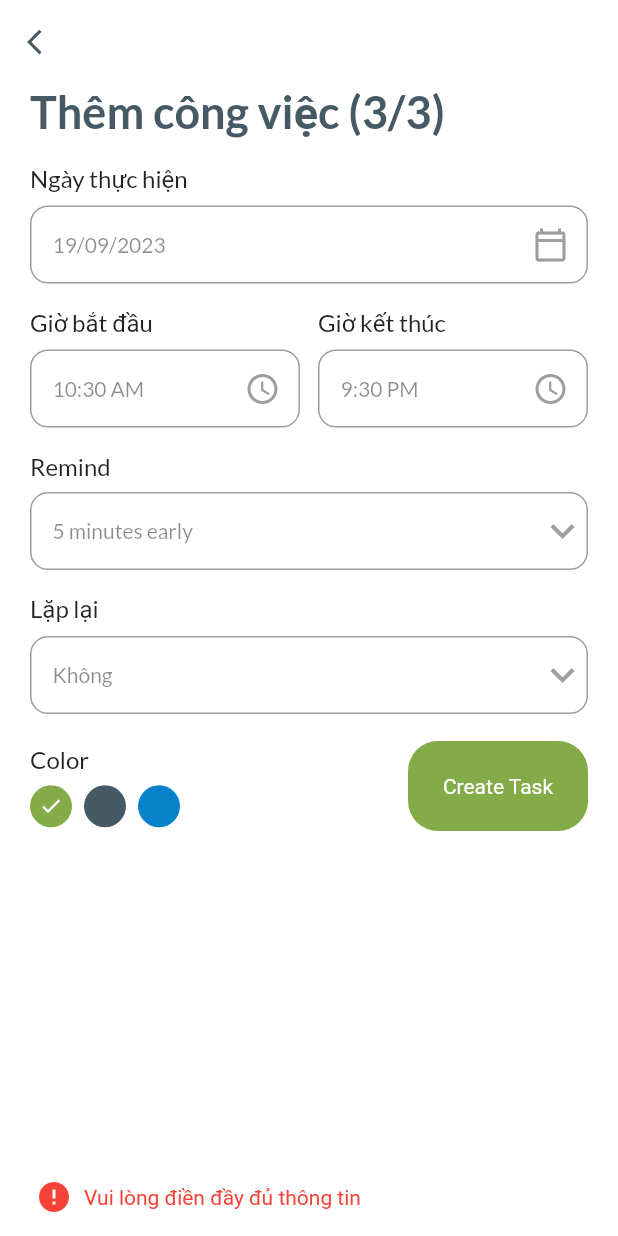
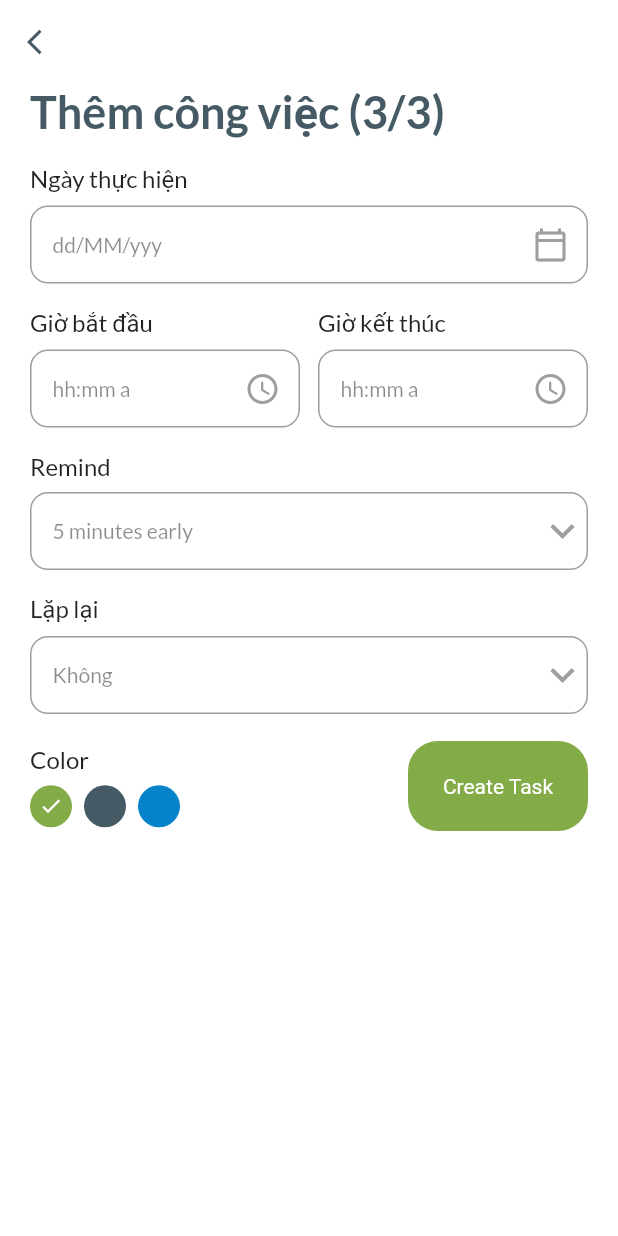
Before and after one commit to Capston-FPT-Somo-Farm-Task-Management/Mobile_Application, a Flutter app: the ThirdAddTaskPage screen opened directly, after a tap on "Create Task", on a phone screen of 412 x 824 dp. Run offline on Flutter 3.47's test engine with Material 2 defaults, Android fonts, the light colour scheme and no system bars; our stand-ins replace date_picker_timeline, firebase_auth, firebase_core, flutter_chips_input, flutter_staggered_animations, font_awesome_flutter and 2 more; accounts and stored records are empty.

Commit message:
repeate details, use widget show snackbar

```diff
--- a/manager_somo_farm_task_management/lib/screens/manager/add_task/third_add_task_page.dart
+++ b/manager_somo_farm_task_management/lib/screens/manager/add_task/third_add_task_page.dart
@@ -1,6 +1,7 @@
 import 'package:flutter/material.dart';
 import 'package:intl/intl.dart';
 import 'package:manager_somo_farm_task_management/componets/constants.dart';
+import 'package:manager_somo_farm_task_management/componets/snackBar.dart';
 import 'package:manager_somo_farm_task_management/screens/manager/add_task/componets/input_field.dart';
 
 class ThirdAddTaskPage extends StatefulWidget {
@@ -11,16 +12,17 @@ class ThirdAddTaskPage extends StatefulWidget {
 }
 
 class _ThirdAddTaskPage extends State<ThirdAddTaskPage> {
-  final TextEditingController _titleController = TextEditingController();
-  final TextEditingController _noteController = TextEditingController();
-  DateTime _selectedDate = DateTime.now();
-  String _endTime = "9:30 PM";
-  String _startTime = DateFormat("hh:mm a").format(DateTime.now()).toString();
+  DateTime? _selectedDate;
+  DateTime? _selectedDateRepeatUntil;
+  String _endTime = "hh:mm a";
+  String _startTime = "hh:mm a";
   int _selectedRemind = 5;
   List<int> remindList = [5, 10, 15, 20];
   String _selectedRepeat = "Không";
   List<String> repeatList = ["Không", "Hàng ngày", "Hàng tuần", "Hàng tháng"];
-
+  String showInputFieldRepeat = "Không";
+  List<int> repeatNumbers = [];
+  int _selectedRepeatNumber = 1;
   int _selectedColor = 0;
   @override
   Widget build(BuildContext context) {
@@ -56,14 +58,16 @@ class _ThirdAddTaskPage extends State<ThirdAddTaskPage> {
               ),
               MyInputField(
                 title: "Ngày thực hiện",
-                hint: DateFormat('dd/MM/yyyy').format(_selectedDate),
+                hint: _selectedDate == null
+                    ? "dd/MM/yyy"
+                    : DateFormat('dd/MM/yyyy').format(_selectedDate!),
                 widget: IconButton(
                   icon: const Icon(
                     Icons.calendar_today_outlined,
                     color: Colors.grey,
                   ),
                   onPressed: () {
-                    _getDateFromUser();
+                    _getDateFromUser(false);
                   },
                 ),
               ),
@@ -142,6 +146,12 @@ class _ThirdAddTaskPage extends State<ThirdAddTaskPage> {
                   onChanged: (String? newValue) {
                     setState(() {
                       _selectedRepeat = newValue!;
+                      showInputFieldRepeat = newValue;
+                      if (showInputFieldRepeat != "Không") {
+                        for (int i = 1; i <= 30; i++) {
+                          repeatNumbers.add(i);
+                        }
+                      }
                     });
                   },
                   items:
@@ -158,6 +168,59 @@ class _ThirdAddTaskPage extends State<ThirdAddTaskPage> {
                   }).toList(),
                 ),
               ),
+              if (showInputFieldRepeat != "Không")
+                MyInputField(
+                  title: "Lặp mỗi",
+                  hint: "$_selectedRepeatNumber",
+                  widget: DropdownButton(
+                    underline: Container(height: 0),
+                    icon: const Icon(
+                      Icons.keyboard_arrow_down,
+                      color: Colors.grey,
+                    ),
+                    iconSize: 32,
+                    elevation: 4,
+                    style: subTitileStyle,
+                    onChanged: (String? newValue) {
+                      setState(() {
+                        _selectedRepeatNumber = int.parse(newValue!);
+                      });
+                    },
+                    items: repeatNumbers
+                        .map<DropdownMenuItem<String>>((int value) {
+                      return DropdownMenuItem<String>(
+                        value: value.toString(),
+                        child: Text(value.toString()),
+                      );
+                    }).toList(),
+                    menuMaxHeight: 200,
+                  ),
+                ),
+              if (showInputFieldRepeat != "Không")
+                Container(
+                  margin: const EdgeInsets.only(top: 7.0),
+                  child: Text(
+                    showInputFieldRepeat.split(' ').last,
+                    style: titileStyle,
+                  ),
+                ),
+              if (showInputFieldRepeat != "Không")
+                MyInputField(
+                  title: "Lặp đến ngày",
+                  hint: _selectedDateRepeatUntil == null
+                      ? "dd/MM/yyy"
+                      : DateFormat('dd/MM/yyyy')
+                          .format(_selectedDateRepeatUntil!),
+                  widget: IconButton(
+                    icon: const Icon(
+                      Icons.calendar_today_outlined,
+                      color: Colors.grey,
+                    ),
+                    onPressed: () {
+                      _getDateFromUser(true);
+                    },
+                  ),
+                ),
               const SizedBox(height: 18),
               Row(
                 mainAxisAlignment: MainAxisAlignment.spaceBetween,
@@ -232,74 +295,89 @@ class _ThirdAddTaskPage extends State<ThirdAddTaskPage> {
   }
 
   _validateDate() {
-    if (_titleController.text.isNotEmpty && _noteController.text.isNotEmpty) {
+    if (_selectedDate != null &&
+        _startTime != "hh:mm a" &&
+        _endTime != "hh:mm a" &&
+        _selectedRepeat == "Không") {
       //add database
+      Navigator.of(context).pop();
+    } else if (_selectedRepeat != "Không" && _selectedDateRepeatUntil != null) {
       Navigator.of(context).pop();
     } else {
       // Nếu có ô trống, hiển thị Snackbar với biểu tượng cảnh báo và màu đỏ
-      const snackBar = SnackBar(
-        content: Row(
-          children: [
-            Icon(
-              Icons.error,
-              color: Colors.red, // Màu của biểu tượng cảnh báo
-            ),
-            SizedBox(width: 8), // Khoảng cách giữa biểu tượng và nội dung
-            Text(
-              'Vui lòng điền đầy đủ thông tin',
-              style: TextStyle(
-                color: Colors.red, // Màu của nội dung
-              ),
-            ),
-          ],
-        ),
-        backgroundColor: Colors.white, // Màu nền của Snackbar
-      );
-
-      // Hiển thị Snackbar
-      ScaffoldMessenger.of(context).showSnackBar(snackBar);
+      SnackbarShowNoti.showSnackbar(
+          context, 'Vui lòng điền đầy đủ thông tin', true);
     }
   }
 
-  _getDateFromUser() async {
+  _getDateFromUser(bool repeatUntilDate) async {
     DateTime? _pickerDate = await showDatePicker(
       context: context,
       initialDate: DateTime.now(),
-      firstDate: DateTime.now().subtract(const Duration(days: 1)),
+      firstDate: DateTime.now(),
       lastDate: DateTime.now().add(const Duration(days: 36525)),
     );
-    if (_pickerDate != null) {
+    if (_pickerDate == null) {
+      print("it's null or something is wrong");
+      return;
+    }
+    if (repeatUntilDate && _selectedDate == null) {
+      SnackbarShowNoti.showSnackbar(context, "Chọn ngày thực hiện trước", true);
+    } else if (repeatUntilDate && _pickerDate.isBefore(_selectedDate!)) {
+      SnackbarShowNoti.showSnackbar(
+          context, "Ngày kết thúc lặp lại phải lớn hơn ngày thực hiện", true);
+    } else {
       setState(() {
-        _selectedDate = _pickerDate;
+        if (repeatUntilDate) {
+          _selectedDateRepeatUntil = _pickerDate;
+        } else {
+          _selectedDate = _pickerDate;
+          _selectedDateRepeatUntil = null;
+        }
       });
-    } else {
-      print("it's null or something is wrong");
     }
   }
 
   _getTimeFromUser({required bool isStartTime}) async {
     var pickerTime = await _showTimePicker();
-    String _formatedTime = pickerTime.format(context);
+
     if (pickerTime == null) {
-      print('Time canceld');
-    } else if (isStartTime) {
+      print('Time canceled');
+      return;
+    }
+
+    String _formattedTime = pickerTime.format(context);
+
+    if (isStartTime) {
       setState(() {
-        _startTime = _formatedTime;
+        _startTime = _formattedTime;
+        _endTime = "hh:mm a";
       });
-    } else if (!isStartTime) {
-      setState(() {
-        _endTime = _formatedTime;
-      });
+    } else if (_startTime == "hh:mm a") {
+      SnackbarShowNoti.showSnackbar(context, "Chọn giờ bắt đầu trước", true);
+    } else {
+      DateTime startTime = DateFormat('hh:mm a').parse(_startTime);
+      DateTime endTime = DateFormat('hh:mm a').parse(_formattedTime);
+
+      if (endTime.isAfter(startTime)) {
+        setState(() {
+          _endTime = _formattedTime;
+        });
+      } else {
+        SnackbarShowNoti.showSnackbar(
+            context, "Giờ kết thúc phải lớn hơn giờ bắt đầu", true);
+      }
     }
   }
 
   _showTimePicker() {
+    String time = DateFormat("hh:mm a").format(DateTime.now()).toString();
     return showTimePicker(
       initialEntryMode: TimePickerEntryMode.input,
       context: context,
       initialTime: TimeOfDay(
-        hour: int.parse(_startTime.split(":")[0]),
-        minute: int.parse(_startTime.split(":")[1].split(" ")[0]),
+        hour: int.parse(time.split(":")[0]),
+        minute: int.parse(time.split(":")[1].split(" ")[0]),
       ),
     );
   }
```
